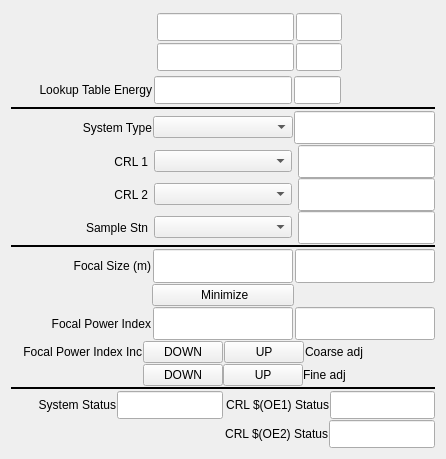
First picture: the form in 100idPyCRLApp/op/ui/pydev_transfocator_inset_control.ui, repository BCDA-APS/pydeviceCRL, before the edit.
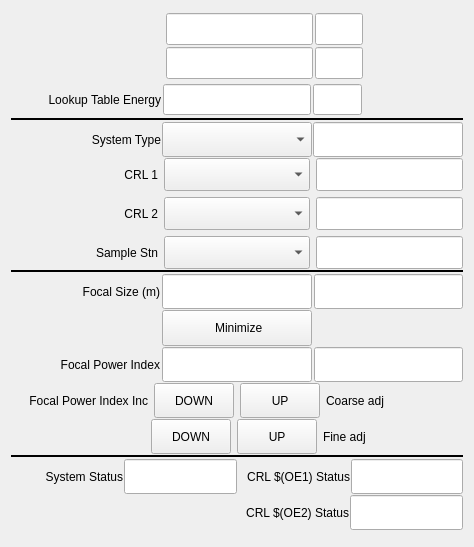
Second picture: the form after the edit. Custom widgets are drawn as their Qt base class.

```diff
--- a/100idPyCRLApp/op/ui/pydev_transfocator_inset_control.ui
+++ b/100idPyCRLApp/op/ui/pydev_transfocator_inset_control.ui
@@ -6,14 +6,14 @@
    <rect>
     <x>0</x>
     <y>0</y>
-    <width>446</width>
-    <height>431</height>
+    <width>474</width>
+    <height>547</height>
    </rect>
   </property>
   <property name="windowTitle">
    <string>Form</string>
   </property>
-  <layout class="QVBoxLayout" name="verticalLayout_5">
+  <layout class="QVBoxLayout" name="verticalLayout_3">
    <item>
     <layout class="QVBoxLayout" name="verticalLayout" stretch="2,1,0,1,3,0,1,1,1,1,1,0,1,1">
      <property name="spacing">
@@ -489,6 +489,12 @@
        </item>
        <item>
         <widget class="caMenu" name="camenu">
+         <property name="sizePolicy">
+          <sizepolicy hsizetype="Preferred" vsizetype="Preferred">
+           <horstretch>0</horstretch>
+           <verstretch>0</verstretch>
+          </sizepolicy>
+         </property>
          <property name="channel" stdset="0">
           <string notr="true">$(P)$(CRL):sysType</string>
          </property>
@@ -507,7 +513,7 @@
        <item>
         <widget class="caLineEdit" name="caLineEdit_20">
          <property name="sizePolicy">
-          <sizepolicy hsizetype="Preferred" vsizetype="Expanding">
+          <sizepolicy hsizetype="Preferred" vsizetype="Preferred">
            <horstretch>0</horstretch>
            <verstretch>0</verstretch>
           </sizepolicy>
@@ -560,18 +566,16 @@
       </layout>
      </item>
      <item>
-      <layout class="QVBoxLayout" name="Component_choices">
-       <property name="spacing">
-        <number>0</number>
-       </property>
-       <item>
-        <layout class="QHBoxLayout" name="horizontalLayout_7">
-         <item>
-          <widget class="caFrame" name="caframe_3">
-           <layout class="QHBoxLayout" name="horizontalLayout_8" stretch="1,1,1">
+      <layout class="QVBoxLayout" name="Component_choices" stretch="1,1,1">
             <property name="spacing">
              <number>6</number>
             </property>
+       <property name="margin">
+        <number>0</number>
+       </property>
+       <item>
+        <widget class="caFrame" name="CRL1_choice">
+         <layout class="QHBoxLayout" name="horizontalLayout_6" stretch="1,1,1">
             <property name="margin">
              <number>0</number>
             </property>
@@ -590,6 +594,12 @@
             </item>
             <item>
              <widget class="caMenu" name="camenu_2">
+            <property name="sizePolicy">
+             <sizepolicy hsizetype="Preferred" vsizetype="Preferred">
+              <horstretch>0</horstretch>
+              <verstretch>0</verstretch>
+             </sizepolicy>
+            </property>
               <property name="channel" stdset="0">
                <string notr="true">$(P)$(CRL):system1</string>
               </property>
@@ -661,12 +671,17 @@
            </layout>
           </widget>
          </item>
-        </layout>
-       </item>
        <item>
-        <layout class="QVBoxLayout" name="CRL2_choice">
+        <widget class="caFrame" name="caframe">
+         <layout class="QHBoxLayout" name="horizontalLayout_3">
+          <property name="spacing">
+           <number>6</number>
+          </property>
+          <property name="margin">
+           <number>0</number>
+          </property>
          <item>
-          <widget class="caFrame" name="caframe_4">
+           <widget class="caFrame" name="CRL2_choice">
            <property name="visibility">
             <enum>caFrame::Calc</enum>
            </property>
@@ -677,9 +692,9 @@
             <string notr="true">A==1</string>
            </property>
            <property name="channel" stdset="0">
-            <string notr="true">$(P)$(CRL):sysType_RBV</string>
-           </property>
-           <layout class="QHBoxLayout" name="horizontalLayout_9" stretch="1,1,1">
+             <string notr="true">$(P)$(CRL):sysType_RBV_long</string>
+            </property>
+            <layout class="QHBoxLayout" name="horizontalLayout_4" stretch="1,1,1">
             <property name="spacing">
              <number>6</number>
             </property>
@@ -701,6 +716,12 @@
             </item>
             <item>
              <widget class="caMenu" name="camenu_3">
+               <property name="sizePolicy">
+                <sizepolicy hsizetype="Preferred" vsizetype="Preferred">
+                 <horstretch>0</horstretch>
+                 <verstretch>0</verstretch>
+                </sizepolicy>
+               </property>
               <property name="channel" stdset="0">
                <string notr="true">$(P)$(CRL):system2</string>
               </property>
@@ -773,15 +794,11 @@
           </widget>
          </item>
         </layout>
+        </widget>
        </item>
        <item>
-        <layout class="QVBoxLayout" name="SStn_choice">
-         <item>
-          <widget class="caFrame" name="caframe_5">
-           <layout class="QHBoxLayout" name="horizontalLayout_10" stretch="1,1,1">
-            <property name="spacing">
-             <number>6</number>
-            </property>
+        <widget class="caFrame" name="Sample_stn_choice">
+         <layout class="QHBoxLayout" name="horizontalLayout_5" stretch="1,1,1">
             <property name="margin">
              <number>0</number>
             </property>
@@ -800,6 +817,12 @@
             </item>
             <item>
              <widget class="caMenu" name="camenu_4">
+            <property name="sizePolicy">
+             <sizepolicy hsizetype="Preferred" vsizetype="Preferred">
+              <horstretch>0</horstretch>
+              <verstretch>0</verstretch>
+             </sizepolicy>
+            </property>
               <property name="channel" stdset="0">
                <string notr="true">$(P)$(CRL):sample</string>
               </property>
@@ -870,8 +893,6 @@
             </item>
            </layout>
           </widget>
-         </item>
-        </layout>
        </item>
       </layout>
      </item>
@@ -1176,11 +1197,9 @@
       </layout>
      </item>
      <item>
-      <layout class="QHBoxLayout" name="Coarse_adjustment" stretch="2,1,1,2">
-       <property name="leftMargin">
-        <number>0</number>
-       </property>
-       <property name="rightMargin">
+      <widget class="caFrame" name="Coarse_Adj">
+       <layout class="QHBoxLayout" name="horizontalLayout_7" stretch="2,1,1,2">
+        <property name="margin">
         <number>0</number>
        </property>
        <item>
@@ -1202,7 +1221,7 @@
        <item>
         <widget class="caMessageButton" name="camessagebutton">
          <property name="sizePolicy">
-          <sizepolicy hsizetype="Minimum" vsizetype="Expanding">
+           <sizepolicy hsizetype="Preferred" vsizetype="Preferred">
            <horstretch>0</horstretch>
            <verstretch>0</verstretch>
           </sizepolicy>
@@ -1228,7 +1247,7 @@
        <item>
         <widget class="caMessageButton" name="camessagebutton_2">
          <property name="sizePolicy">
-          <sizepolicy hsizetype="Minimum" vsizetype="Expanding">
+           <sizepolicy hsizetype="Preferred" vsizetype="Preferred">
            <horstretch>0</horstretch>
            <verstretch>0</verstretch>
           </sizepolicy>
@@ -1254,6 +1273,9 @@
        <item>
         <widget class="caFrame" name="caframe_2">
          <layout class="QVBoxLayout" name="verticalLayout_4">
+           <property name="spacing">
+            <number>0</number>
+           </property>
           <property name="margin">
            <number>0</number>
           </property>
@@ -1286,6 +1308,7 @@
         </widget>
        </item>
       </layout>
+      </widget>
      </item>
      <item>
       <widget class="caFrame" name="Fine_adj">
@@ -1301,19 +1324,29 @@
        <property name="channel" stdset="0">
         <string notr="true">$(P)$(CRL):sysType_RBV</string>
        </property>
-       <layout class="QVBoxLayout" name="verticalLayout_3">
+       <layout class="QHBoxLayout" name="horizontalLayout_2" stretch="0">
         <property name="spacing">
-         <number>0</number>
+         <number>6</number>
         </property>
         <property name="margin">
          <number>0</number>
         </property>
         <item>
-         <layout class="QHBoxLayout" name="Fine_adjustment" stretch="2,1,1,2">
-          <property name="leftMargin">
-           <number>0</number>
+         <widget class="caFrame" name="Fine_adjustment">
+          <property name="visibility">
+           <enum>caFrame::Calc</enum>
           </property>
-          <property name="rightMargin">
+          <property name="visibilityCalc">
+           <string notr="true">A=1</string>
+          </property>
+          <property name="channel" stdset="0">
+           <string notr="true">$(P)$(CRL):sysType_RBV_long</string>
+          </property>
+          <layout class="QHBoxLayout" name="horizontalLayout" stretch="2,1,1,2">
+           <property name="spacing">
+            <number>6</number>
+           </property>
+           <property name="margin">
            <number>0</number>
           </property>
           <item>
@@ -1323,7 +1356,7 @@
             </property>
             <property name="sizeHint" stdset="0">
              <size>
-              <width>40</width>
+               <width>142</width>
               <height>20</height>
              </size>
             </property>
@@ -1332,7 +1365,7 @@
           <item>
            <widget class="caMessageButton" name="camessagebutton_4">
             <property name="sizePolicy">
-             <sizepolicy hsizetype="Minimum" vsizetype="Expanding">
+              <sizepolicy hsizetype="Preferred" vsizetype="Preferred">
               <horstretch>0</horstretch>
               <verstretch>0</verstretch>
              </sizepolicy>
@@ -1358,7 +1391,7 @@
           <item>
            <widget class="caMessageButton" name="camessagebutton_5">
             <property name="sizePolicy">
-             <sizepolicy hsizetype="Minimum" vsizetype="Expanding">
+              <sizepolicy hsizetype="Preferred" vsizetype="Preferred">
               <horstretch>0</horstretch>
               <verstretch>0</verstretch>
              </sizepolicy>
@@ -1398,6 +1431,7 @@
            </widget>
           </item>
          </layout>
+         </widget>
         </item>
        </layout>
       </widget>
@@ -1630,6 +1664,18 @@
      </item>
     </layout>
    </item>
+   <item>
+    <widget class="caFrame" name="caframe_5">
+     <layout class="QHBoxLayout" name="horizontalLayout_10" stretch="">
+      <property name="spacing">
+       <number>6</number>
+      </property>
+      <property name="margin">
+       <number>0</number>
+      </property>
+     </layout>
+    </widget>
+   </item>
   </layout>
  </widget>
  <customwidgets>
```
Left out of the diff: 59 changed lines with no effect on the pictures. Lines whose indentation alone changed are shown as unchanged.
